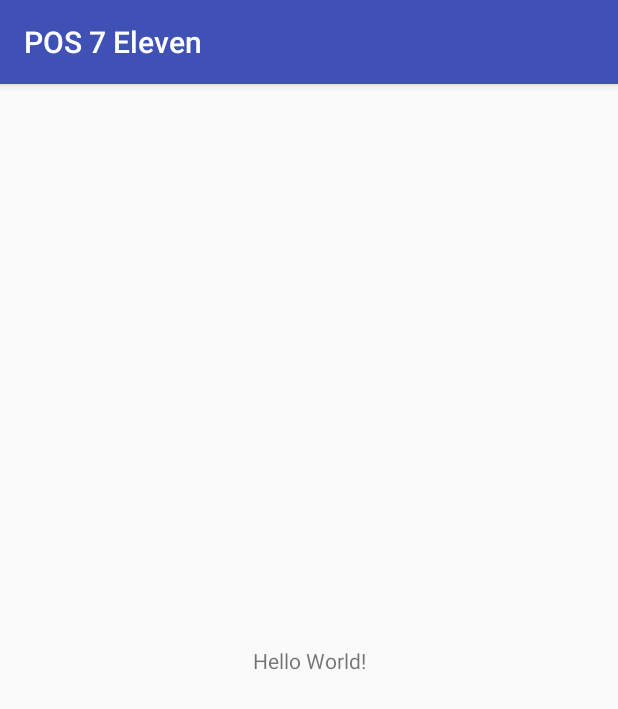
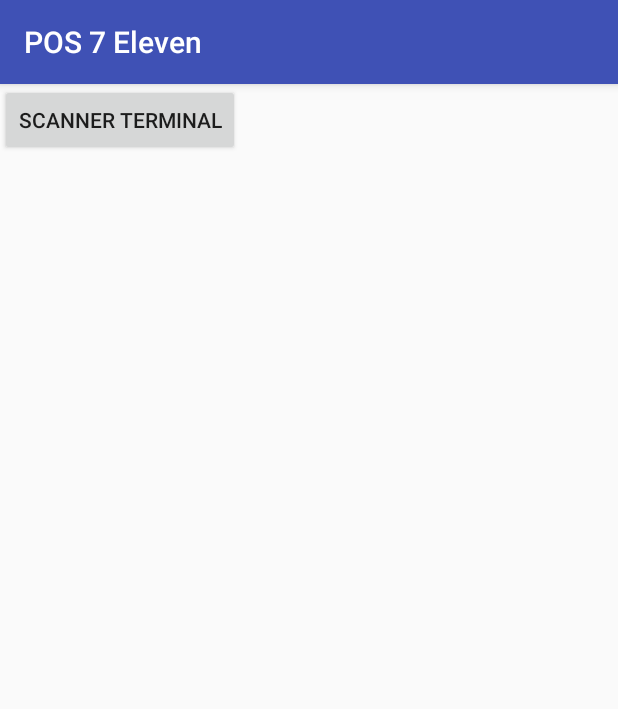
Before and after one commit to MarcosLopez7/POS7Eleven, an Android app: the screen it shows after launch (MainActivity), on a phone screen of 412 x 824 dp. Shown: the top 709 px of the screen. Run offline under Robolectric (Android 15) with nearby library versions, the phone set to English and light mode, and no system bars; libraries missing offline, so code that uses them is left out: com.google.zxing.integration.

Commit message:
Ejemplo de implementación del scanner terminal

```diff
--- a/app/build.gradle
+++ b/app/build.gradle
@@ -26,5 +26,9 @@ dependencies {
     })
     compile 'com.android.support:appcompat-v7:25.3.1'
     compile 'com.android.support.constraint:constraint-layout:1.0.2'
+    //dependencias para el la lectura del código de barras
+    compile 'com.journeyapps:zxing-android-embedded:3.5.0'
+    compile 'com.google.zxing:core:3.2.1'
+
     testCompile 'junit:junit:4.12'
 }
--- a/app/src/main/res/layout/activity_main.xml
+++ b/app/src/main/res/layout/activity_main.xml
@@ -6,13 +6,11 @@
     android:layout_height="match_parent"
     tools:context="com.assesment.pos7eleven.MainActivity">
 
-    <TextView
+    <Button
+        android:id="@+id/button"
         android:layout_width="wrap_content"
         android:layout_height="wrap_content"
-        android:text="Hello World!"
-        app:layout_constraintBottom_toBottomOf="parent"
-        app:layout_constraintLeft_toLeftOf="parent"
-        app:layout_constraintRight_toRightOf="parent"
-        app:layout_constraintTop_toTopOf="parent" />
-
+        android:text="Scanner Terminal"
+        tools:layout_editor_absoluteX="112dp"
+        tools:layout_editor_absoluteY="231dp" />
 </android.support.constraint.ConstraintLayout>
```
Also changed, not shown: app/src/main/java/com/assesment/pos7eleven/MainActivity.java (+45 -0 lines).
